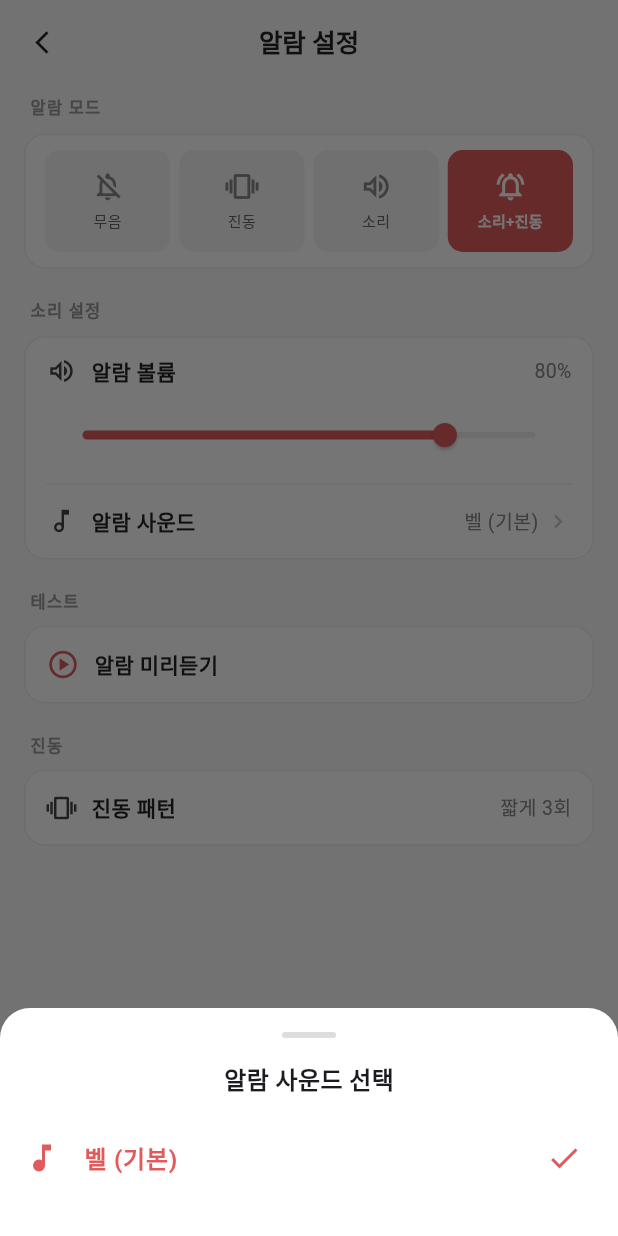
After one commit to ycy59/smartto_new, a Flutter app: the AlarmSettingsScreen screen opened directly, after a tap on "알람 사운드", on a phone screen of 412 x 824 dp. The commit adds this screen. Run offline on Flutter 3.47's test engine with Material 3 defaults, Android fonts, the phone set to English and light mode, and no system bars; our stand-ins replace audioplayers, camera, file_picker, flutter_riverpod, shared_preferences, sqflite and 4 more; missing offline and left inert: google_mlkit_face_detection, onnxruntime; accounts and stored records are empty.

Commit message:
feat: 세션 종료 알람 기능 (subak_develop_2 알람 부분만 머지)
subak_develop_2 의 화면 전체 재작업은 제외하고 알람 기능만 선별 도입.

추가:
- lib/services/alarm_service.dart (audioplayers + vibration + SharedPreferences)
- lib/screens/alarm_settings_screen.dart (사운드/진동/볼륨/모드 설정 UI)
- assets/sounds/alarm_bell.mp3
- pubspec: audioplayers ^6.1.0, vibration ^2.0.0

통합:
- camera_page.dart: AlarmService 초기화, 집중 세션 종료 시 _alarm.play()
  → 평가 다이얼로그 표시 → 닫히면 _alarm.stop()
- 카메라 상단 액션에 알람 설정 버튼 추가 (벨 아이콘 → AlarmSettingsScreen)

```diff
--- /dev/null
+++ b/lib/screens/alarm_settings_screen.dart
@@ -0,0 +1,489 @@
+import 'package:flutter/material.dart';
+import '../services/alarm_service.dart';
+
+class AlarmSettingsScreen extends StatefulWidget {
+  const AlarmSettingsScreen({super.key});
+
+  @override
+  State<AlarmSettingsScreen> createState() => _AlarmSettingsScreenState();
+}
+
+class _AlarmSettingsScreenState extends State<AlarmSettingsScreen> {
+  final _alarm = AlarmService();
+
+  late AlarmMode _mode;
+  late double _volume;
+  late String _soundAsset;
+  bool _isPreviewing = false;
+
+  static const _kBg     = Color(0xFFF8F8F8);
+  static const _kText1  = Color(0xFF222222);
+
+  @override
+  void initState() {
+    super.initState();
+    _mode       = _alarm.mode;
+    _volume     = _alarm.volume;
+    _soundAsset = _alarm.soundAsset;
+  }
+
+  Future<void> _onModeChanged(AlarmMode m) async {
+    await _alarm.setMode(m);
+    setState(() => _mode = m);
+  }
+
+  Future<void> _onVolumeChanged(double v) async {
+    await _alarm.setVolume(v);
+    setState(() => _volume = v);
+  }
+
+  Future<void> _onSoundChanged(String asset) async {
+    await _alarm.setSoundAsset(asset);
+    setState(() => _soundAsset = asset);
+  }
+
+  Future<void> _togglePreview() async {
+    if (_isPreviewing) {
+      await _alarm.stop();
+      setState(() => _isPreviewing = false);
+    } else {
+      setState(() => _isPreviewing = true);
+      await _alarm.play();
+      await Future.delayed(const Duration(seconds: 3));
+      if (mounted) {
+        await _alarm.stop();
+        setState(() => _isPreviewing = false);
+      }
+    }
+  }
+
+  bool get _soundActive =>
+      _mode == AlarmMode.soundOnly || _mode == AlarmMode.soundAndVibration;
+
+  @override
+  Widget build(BuildContext context) {
+    return Scaffold(
+      backgroundColor: _kBg,
+      appBar: AppBar(
+        backgroundColor: _kBg,
+        elevation: 0,
+        scrolledUnderElevation: 0,
+        leading: IconButton(
+          icon: const Icon(Icons.arrow_back_ios_new, size: 18, color: _kText1),
+          onPressed: () => Navigator.pop(context),
+        ),
+        title: const Text(
+          '알람 설정',
+          style: TextStyle(
+            fontSize: 17,
+            fontWeight: FontWeight.w700,
+            color: _kText1,
+          ),
+        ),
+        centerTitle: true,
+      ),
+      body: SafeArea(
+        top: false, // AppBar가 위쪽 Safe Area 처리
+        child: ListView(
+          padding: const EdgeInsets.symmetric(horizontal: 16, vertical: 8),
+          children: [
+            _SectionLabel('알람 모드'),
+            _ModeSelector(current: _mode, onChanged: _onModeChanged),
+            const SizedBox(height: 20),
+            _SectionLabel('소리 설정'),
+            _Card(
+              children: [
+                _VolumeRow(
+                  volume: _volume,
+                  enabled: _soundActive,
+                  onChanged: _soundActive ? _onVolumeChanged : null,
+                ),
+                _Divider(),
+                _SoundPickerRow(
+                  current: _soundAsset,
+                  enabled: _soundActive,
+                  onChanged: _soundActive ? _onSoundChanged : null,
+                ),
+              ],
+            ),
+            const SizedBox(height: 20),
+            if (_soundActive) ...[
+              _SectionLabel('테스트'),
+              _Card(
+                children: [
+                  _PreviewRow(
+                    isPreviewing: _isPreviewing,
+                    onTap: _togglePreview,
+                  ),
+                ],
+              ),
+              const SizedBox(height: 20),
+            ],
+            if (_mode == AlarmMode.vibrationOnly ||
+                _mode == AlarmMode.soundAndVibration) ...[
+              _SectionLabel('진동'),
+              _Card(
+                children: [
+                  _InfoRow(
+                    icon: Icons.vibration,
+                    label: '진동 패턴',
+                    value: '짧게 3회',
+                  ),
+                ],
+              ),
+              const SizedBox(height: 20),
+            ],
+            const SizedBox(height: 40),
+          ],
+        ),
+      ), // SafeArea
+    );
+  }
+}
+
+// ── 섹션 타이틀 ──────────────────────────────────────────────────────────────
+class _SectionLabel extends StatelessWidget {
+  final String text;
+  const _SectionLabel(this.text);
+  @override
+  Widget build(BuildContext context) {
+    return Padding(
+      padding: const EdgeInsets.only(left: 4, bottom: 8),
+      child: Text(
+        text.toUpperCase(),
+        style: const TextStyle(
+          fontSize: 11,
+          fontWeight: FontWeight.w700,
+          color: Color(0xFF999999),
+          letterSpacing: 0.8,
+        ),
+      ),
+    );
+  }
+}
+
+// ── 카드 컨테이너 ─────────────────────────────────────────────────────────────
+class _Card extends StatelessWidget {
+  final List<Widget> children;
+  const _Card({required this.children});
+  @override
+  Widget build(BuildContext context) {
+    return Container(
+      decoration: BoxDecoration(
+        color: Colors.white,
+        borderRadius: BorderRadius.circular(14),
+        border: Border.all(color: const Color(0xFFEEEEEE)),
+      ),
+      child: Column(children: children),
+    );
+  }
+}
+
+// ── 구분선 ────────────────────────────────────────────────────────────────────
+class _Divider extends StatelessWidget {
+  @override
+  Widget build(BuildContext context) {
+    return const Divider(
+      height: 1, thickness: 1,
+      color: Color(0xFFF0F0F0),
+      indent: 14, endIndent: 14,
+    );
+  }
+}
+
+// ── 모드 선택 세그먼트 ────────────────────────────────────────────────────────
+class _ModeSelector extends StatelessWidget {
+  final AlarmMode current;
+  final ValueChanged<AlarmMode> onChanged;
+  const _ModeSelector({required this.current, required this.onChanged});
+
+  static const _modes = [
+    (mode: AlarmMode.silent,            icon: Icons.notifications_off_outlined,    label: '무음'),
+    (mode: AlarmMode.vibrationOnly,     icon: Icons.vibration,                     label: '진동'),
+    (mode: AlarmMode.soundOnly,         icon: Icons.volume_up_outlined,            label: '소리'),
+    (mode: AlarmMode.soundAndVibration, icon: Icons.notifications_active_outlined, label: '소리+진동'),
+  ];
+
+  @override
+  Widget build(BuildContext context) {
+    return Container(
+      decoration: BoxDecoration(
+        color: Colors.white,
+        borderRadius: BorderRadius.circular(14),
+        border: Border.all(color: const Color(0xFFEEEEEE)),
+      ),
+      padding: const EdgeInsets.all(10),
+      child: Row(
+        children: _modes.map((m) {
+          final isSelected = current == m.mode;
+          return Expanded(
+            child: GestureDetector(
+              onTap: () => onChanged(m.mode),
+              child: AnimatedContainer(
+                duration: const Duration(milliseconds: 150),
+                margin: const EdgeInsets.symmetric(horizontal: 3),
+                height: 68, // 고정 높이 → 텍스트 길이 무관하게 동일
+                decoration: BoxDecoration(
+                  color: isSelected ? const Color(0xFFE05B5B) : const Color(0xFFF4F4F4),
+                  borderRadius: BorderRadius.circular(10),
+                ),
+                child: Column(
+                  mainAxisAlignment: MainAxisAlignment.center,
+                  children: [
+                    Icon(
+                      m.icon,
+                      size: 22,
+                      color: isSelected ? Colors.white : const Color(0xFF888888),
+                    ),
+                    const SizedBox(height: 5),
+                    Text(
+                      m.label,
+                      textAlign: TextAlign.center,
+                      maxLines: 1,
+                      overflow: TextOverflow.ellipsis,
+                      style: TextStyle(
+                        fontSize: 10,
+                        fontWeight: isSelected ? FontWeight.w700 : FontWeight.w500,
+                        color: isSelected ? Colors.white : const Color(0xFF666666),
+                      ),
+                    ),
+                  ],
+                ),
+              ),
+            ),
+          );
+        }).toList(),
+      ),
+    );
+  }
+}
+
+// ── 볼륨 슬라이더 ─────────────────────────────────────────────────────────────
+class _VolumeRow extends StatelessWidget {
+  final double volume;
+  final bool enabled;
+  final ValueChanged<double>? onChanged;
+  const _VolumeRow({required this.volume, required this.enabled, this.onChanged});
+
+  @override
+  Widget build(BuildContext context) {
+    return Padding(
+      padding: const EdgeInsets.fromLTRB(14, 12, 14, 8),
+      child: Column(
+        crossAxisAlignment: CrossAxisAlignment.start,
+        children: [
+          Row(
+            children: [
+              Icon(Icons.volume_up_outlined,
+                  size: 20,
+                  color: enabled ? const Color(0xFF444444) : const Color(0xFFCCCCCC)),
+              const SizedBox(width: 10),
+              Text(
+                '알람 볼륨',
+                style: TextStyle(
+                  fontSize: 14,
+                  fontWeight: FontWeight.w600,
+                  color: enabled ? const Color(0xFF222222) : const Color(0xFFCCCCCC),
+                ),
+              ),
+              const Spacer(),
+              Text(
+                '${(volume * 100).round()}%',
+                style: TextStyle(
+                  fontSize: 13,
+                  color: enabled ? const Color(0xFF888888) : const Color(0xFFCCCCCC),
+                ),
+              ),
+            ],
+          ),
+          const SizedBox(height: 8),
+          SliderTheme(
+            data: SliderTheme.of(context).copyWith(
+              activeTrackColor: enabled ? const Color(0xFFE05B5B) : const Color(0xFFDDDDDD),
+              inactiveTrackColor: const Color(0xFFEEEEEE),
+              thumbColor: enabled ? const Color(0xFFE05B5B) : const Color(0xFFCCCCCC),
+              overlayColor: const Color(0x22E05B5B),
+              trackHeight: 4,
+              thumbShape: const RoundSliderThumbShape(enabledThumbRadius: 8),
+            ),
+            child: Slider(
+              value: volume,
+              min: 0.0,
+              max: 1.0,
+              onChanged: enabled ? onChanged : null,
+            ),
+          ),
+        ],
+      ),
+    );
+  }
+}
+
+// ── 알람 사운드 선택 ──────────────────────────────────────────────────────────
+class _SoundPickerRow extends StatelessWidget {
+  final String current;
+  final bool enabled;
+  final ValueChanged<String>? onChanged;
+  const _SoundPickerRow({required this.current, required this.enabled, this.onChanged});
+
+  String get _currentLabel =>
+      kAlarmSounds.firstWhere((s) => s.asset == current,
+          orElse: () => kAlarmSounds.first).label;
+
+  @override
+  Widget build(BuildContext context) {
+    return InkWell(
+      onTap: enabled ? () => _showSoundPicker(context) : null,
+      borderRadius: BorderRadius.circular(14),
+      child: Padding(
+        padding: const EdgeInsets.symmetric(horizontal: 14, vertical: 14),
+        child: Row(
+          children: [
+            Icon(Icons.music_note_outlined,
+                size: 20,
+                color: enabled ? const Color(0xFF444444) : const Color(0xFFCCCCCC)),
+            const SizedBox(width: 10),
+            Text(
+              '알람 사운드',
+              style: TextStyle(
+                fontSize: 14,
+                fontWeight: FontWeight.w600,
+                color: enabled ? const Color(0xFF222222) : const Color(0xFFCCCCCC),
+              ),
+            ),
+            const Spacer(),
+            Text(
+              _currentLabel,
+              style: TextStyle(
+                fontSize: 13,
+                color: enabled ? const Color(0xFF888888) : const Color(0xFFCCCCCC),
+              ),
+            ),
+            const SizedBox(width: 4),
+            Icon(Icons.chevron_right,
+                size: 18,
+                color: enabled ? const Color(0xFFCCCCCC) : const Color(0xFFEEEEEE)),
+          ],
+        ),
+      ),
+    );
+  }
+
+  void _showSoundPicker(BuildContext context) {
+    showModalBottomSheet(
+      context: context,
+      backgroundColor: Colors.white,
+      shape: const RoundedRectangleBorder(
+        borderRadius: BorderRadius.vertical(top: Radius.circular(20)),
+      ),
+      builder: (ctx) => Padding(
+        padding: const EdgeInsets.symmetric(vertical: 16),
+        child: Column(
+          mainAxisSize: MainAxisSize.min,
+          children: [
+            Container(
+              width: 36, height: 4,
+              decoration: BoxDecoration(
+                color: const Color(0xFFDDDDDD),
+                borderRadius: BorderRadius.circular(2),
+              ),
+            ),
+            const SizedBox(height: 16),
+            const Text(
+              '알람 사운드 선택',
+              style: TextStyle(fontSize: 16, fontWeight: FontWeight.w700),
+            ),
+            const SizedBox(height: 12),
+            ...kAlarmSounds.map((s) {
+              final isSelected = s.asset == current;
+              return ListTile(
+                leading: Icon(Icons.music_note,
+                    color: isSelected ? const Color(0xFFE05B5B) : const Color(0xFF888888)),
+                title: Text(
+                  s.label,
+                  style: TextStyle(
+                    fontWeight: isSelected ? FontWeight.w700 : FontWeight.w500,
+                    color: isSelected ? const Color(0xFFE05B5B) : const Color(0xFF222222),
+                  ),
+                ),
+                trailing: isSelected
+                    ? const Icon(Icons.check, color: Color(0xFFE05B5B))
+                    : null,
+                onTap: () {
+                  onChanged?.call(s.asset);
+                  Navigator.pop(ctx);
+                },
+              );
+            }),
+            const SizedBox(height: 8),
+          ],
+        ),
+      ),
+    );
+  }
+}
+
+// ── 미리듣기 ──────────────────────────────────────────────────────────────────
+class _PreviewRow extends StatelessWidget {
+  final bool isPreviewing;
+  final VoidCallback onTap;
+  const _PreviewRow({required this.isPreviewing, required this.onTap});
+
+  @override
+  Widget build(BuildContext context) {
+    return InkWell(
+      onTap: onTap,
+      borderRadius: BorderRadius.circular(14),
+      child: Padding(
+        padding: const EdgeInsets.symmetric(horizontal: 14, vertical: 14),
+        child: Row(
+          children: [
+            Icon(
+              isPreviewing ? Icons.stop_circle_outlined : Icons.play_circle_outlined,
+              size: 22,
+              color: const Color(0xFFE05B5B),
+            ),
+            const SizedBox(width: 10),
+            Text(
+              isPreviewing ? '재생 중... (탭하여 정지)' : '알람 미리듣기',
+              style: const TextStyle(
+                fontSize: 14,
+                fontWeight: FontWeight.w600,
+                color: Color(0xFF222222),
+              ),
+            ),
+          ],
+        ),
+      ),
+    );
+  }
+}
+
+// ── 정보 표시 행 ──────────────────────────────────────────────────────────────
+class _InfoRow extends StatelessWidget {
+  final IconData icon;
+  final String label;
+  final String value;
+  const _InfoRow({required this.icon, required this.label, required this.value});
+
+  @override
+  Widget build(BuildContext context) {
+    return Padding(
+      padding: const EdgeInsets.symmetric(horizontal: 14, vertical: 14),
+      child: Row(
+        children: [
+          Icon(icon, size: 20, color: const Color(0xFF444444)),
+          const SizedBox(width: 10),
+          Text(label,
+              style: const TextStyle(
+                  fontSize: 14,
+                  fontWeight: FontWeight.w600,
+                  color: Color(0xFF222222))),
+          const Spacer(),
+          Text(value,
+              style: const TextStyle(fontSize: 13, color: Color(0xFF888888))),
+        ],
+      ),
+    );
+  }
+}
--- a/lib/screens/camera_page.dart
+++ b/lib/screens/camera_page.dart
@@ -34,7 +34,9 @@ import '../domain/entities/study_session.dart';
 import '../providers/study_session_provider.dart';
 import '../providers/theme_provider.dart'; // ✅ 추가
 import '../providers/today_plan_provider.dart';
+import '../services/alarm_service.dart';
 import '../widgets/concentration_service.dart';
+import 'alarm_settings_screen.dart';
 
 // ── 상수 ──────────────────────────────────────────────────────────────────────
 // 동적 추천 정책 기준값
@@ -123,10 +125,14 @@ class _CameraPageState extends ConsumerState<CameraPage> {
   bool _serviceReady = false;
   int _frameCounter = 0; // 매 3번째 프레임만 처리 (≈ 10fps)
 
+  // ── 알람 (세션 종료 시 사운드 + 진동) ─────────────────────────────────────
+  final AlarmService _alarm = AlarmService();
+
   @override
   void initState() {
     super.initState();
     _doneMap = {for (final t in widget.allTasks) t.todoId: false};
+    _alarm.init();
     // 세션은 ▶ 누를 때 _startTimer 에서 시작.
     // (선택 상태로 진입하지 않음 — 홈의 task 선택 기능을 제거했기 때문)
     _initCamera();
@@ -141,6 +147,7 @@ class _CameraPageState extends ConsumerState<CameraPage> {
     }
     _camCtrl?.dispose();
     _service.dispose();
+    _alarm.dispose();
     super.dispose();
   }
 
@@ -314,6 +321,10 @@ class _CameraPageState extends ConsumerState<CameraPage> {
       await _endSession();
       if (!mounted) return;
 
+      // 세션 종료 알람 (사용자 설정에 따라 소리/진동/무음)
+      await _alarm.play();
+      if (!mounted) return;
+
       // 평가 팝업 (확인 누를 때까지 대기)
       await showDialog(
         context: context,
@@ -325,6 +336,8 @@ class _CameraPageState extends ConsumerState<CameraPage> {
           currentFocusMinutes: _focusMinutes,
         ),
       );
+      // 평가 팝업 닫히면 알람 중지
+      await _alarm.stop();
       if (!mounted) return;
 
       // 추천 적용 + 다음 세션을 위한 service reset
@@ -544,6 +557,31 @@ class _CameraPageState extends ConsumerState<CameraPage> {
           background: isDark ? const Color(0xFF2C2C2C) : Colors.white, // ✅
           textColor: isDark ? Colors.white70 : const Color(0xFF555555), // ✅
           onTap: hasTask ? _resetSelection : null,
+        ),
+        const SizedBox(width: 6),
+
+        // 알람 설정
+        GestureDetector(
+          onTap: () {
+            Navigator.push(
+              context,
+              MaterialPageRoute(
+                builder: (_) => const AlarmSettingsScreen(),
+              ),
+            );
+          },
+          child: Container(
+            padding: const EdgeInsets.all(7),
+            decoration: BoxDecoration(
+              color: isDark ? const Color(0xFF2C2C2C) : Colors.white,
+              borderRadius: BorderRadius.circular(20),
+            ),
+            child: Icon(
+              Icons.notifications_outlined,
+              size: 16,
+              color: isDark ? Colors.white70 : const Color(0xFF555555),
+            ),
+          ),
         ),
       ],
     );
--- /dev/null
+++ b/lib/services/alarm_service.dart
@@ -0,0 +1,112 @@
+import 'package:audioplayers/audioplayers.dart';
+import 'package:shared_preferences/shared_preferences.dart';
+import 'package:vibration/vibration.dart';
+
+enum AlarmMode {
+  silent,
+  vibrationOnly,
+  soundOnly,
+  soundAndVibration,
+}
+
+extension AlarmModeX on AlarmMode {
+  String get key => name;
+  String get label {
+    switch (this) {
+      case AlarmMode.silent:
+        return '무음';
+      case AlarmMode.vibrationOnly:
+        return '진동';
+      case AlarmMode.soundOnly:
+        return '소리';
+      case AlarmMode.soundAndVibration:
+        return '소리+진동';
+    }
+  }
+}
+
+class AlarmService {
+  static final AlarmService _instance = AlarmService._internal();
+  factory AlarmService() => _instance;
+  AlarmService._internal();
+
+  final AudioPlayer _player = AudioPlayer();
+
+  AlarmMode _mode = AlarmMode.soundAndVibration;
+  double _volume = 0.8;
+  String _soundAsset = 'sounds/alarm_bell.mp3';
+
+  AlarmMode get mode => _mode;
+  double get volume => _volume;
+  String get soundAsset => _soundAsset;
+
+  static const _kMode = 'alarm_mode';
+  static const _kVolume = 'alarm_volume';
+  static const _kSound = 'alarm_sound';
+
+  Future<void> init() async {
+    final prefs = await SharedPreferences.getInstance();
+    final modeStr = prefs.getString(_kMode);
+    if (modeStr != null) {
+      _mode = AlarmMode.values.firstWhere(
+        (m) => m.key == modeStr,
+        orElse: () => AlarmMode.soundAndVibration,
+      );
+    }
+    _volume = prefs.getDouble(_kVolume) ?? 0.8;
+    _soundAsset = prefs.getString(_kSound) ?? 'sounds/alarm_bell.mp3';
+  }
+
+  Future<void> setMode(AlarmMode mode) async {
+    _mode = mode;
+    final prefs = await SharedPreferences.getInstance();
+    await prefs.setString(_kMode, mode.key);
+  }
+
+  Future<void> setVolume(double volume) async {
+    _volume = volume.clamp(0.0, 1.0);
+    final prefs = await SharedPreferences.getInstance();
+    await prefs.setDouble(_kVolume, _volume);
+  }
+
+  Future<void> setSoundAsset(String assetPath) async {
+    _soundAsset = assetPath;
+    final prefs = await SharedPreferences.getInstance();
+    await prefs.setString(_kSound, assetPath);
+  }
+
+  Future<void> play() async {
+    final playSound =
+        _mode == AlarmMode.soundOnly || _mode == AlarmMode.soundAndVibration;
+    final playVibrate = _mode == AlarmMode.vibrationOnly ||
+        _mode == AlarmMode.soundAndVibration;
+
+    if (playSound) {
+      await _player.stop();
+      await _player.setVolume(_volume);
+      await _player.play(AssetSource(_soundAsset));
+    }
+
+    if (playVibrate) {
+      final hasVibrator = await Vibration.hasVibrator();
+      if (hasVibrator) {
+        Vibration.vibrate(pattern: [0, 400, 200, 400, 200, 400]);
+      }
+    }
+  }
+
+  Future<void> stop() async {
+    await _player.stop();
+    await Vibration.cancel();
+  }
+
+  Future<void> dispose() async {
+    await _player.dispose();
+  }
+}
+
+// ── 선택 가능한 알람 사운드 목록 ────────────────────────────────────────────
+// assets/sounds/ 에 파일을 추가할 때마다 여기도 업데이트
+const List<({String asset, String label})> kAlarmSounds = [
+  (asset: 'sounds/alarm_bell.mp3', label: '벨 (기본)'),
+];
--- a/pubspec.yaml
+++ b/pubspec.yaml
@@ -29,6 +29,9 @@ dependencies:
   onnxruntime: ^1.4.1
   # 모델 파일 임시 디렉토리 추출용
   path_provider: ^2.1.3
+  # ── 알람 (세션 종료 알림) ────────────────────────────────────────────────
+  audioplayers: ^6.1.0
+  vibration: ^2.0.0
 
 dev_dependencies:
   flutter_test:
@@ -49,3 +52,5 @@ flutter:
     - assets/images/twemoji_tomato-3.png
     # 집중도 측정 ONNX 모델 (Smartto_ml/models/xgb_model.onnx 사본)
     - assets/models/xgb_model.onnx
+    # 알람 사운드 (세션 종료 알림)
+    - assets/sounds/
```
Also changed, not shown: pubspec.lock, 6 other files.
